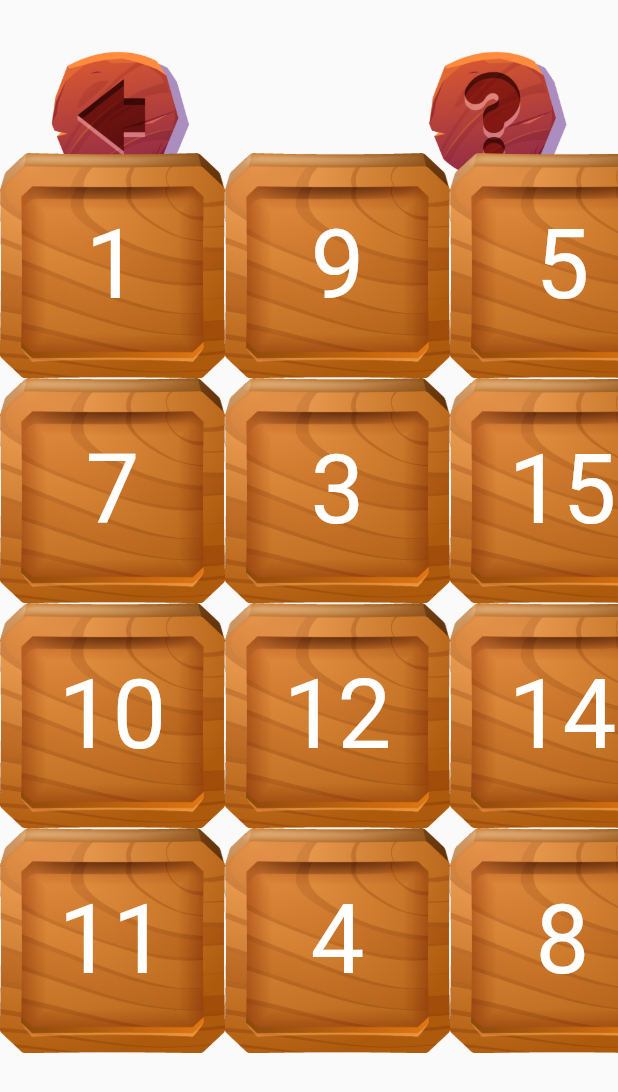
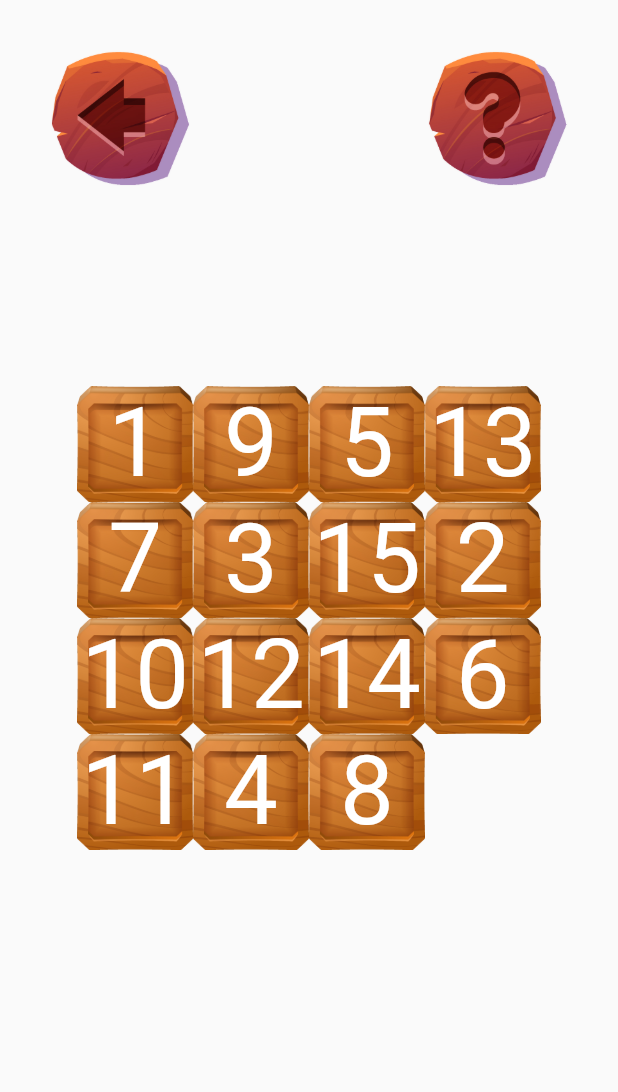
Before and after one commit to grundid/kids_academy_test, a Flutter app: the ShufflePuzzle screen opened directly, on a phone screen of 412 x 824 dp. Shown: the top 1092 px of the screen. Run offline on Flutter 3.47's test engine with Material 2 defaults, Android fonts, the phone set to English and light mode, and no system bars; our stand-ins replace audioplayers, flutter_bloc.

Commit message:
add scaffold, start settings

```diff
--- /dev/null
+++ b/lib/game_scaffold.dart
@@ -0,0 +1,52 @@
+import 'package:flutter/material.dart';
+
+class GameScaffold extends StatelessWidget {
+  const GameScaffold({
+    super.key,
+    required this.body,
+  });
+  final Widget body;
+
+  @override
+  Widget build(BuildContext context) {
+    return Scaffold(
+      body: Stack(
+        children: [
+          body,
+          Align(
+            alignment: Alignment.topCenter,
+            child: Row(
+              mainAxisAlignment: MainAxisAlignment.spaceBetween,
+              children: [
+                Padding(
+                  padding: const EdgeInsets.all(32),
+                  child: InkWell(
+                    onTap: () {
+                      Navigator.pop(context);
+                    },
+                    child: Image.asset(
+                      "assets/back_button.png",
+                      width: 96,
+                    ),
+                  ),
+                ),
+                Padding(
+                  padding: const EdgeInsets.all(32),
+                  child: InkWell(
+                    onTap: () {
+                      //context.read<ShufflePuzzleCubit>()
+                    },
+                    child: Image.asset(
+                      "assets/help_button.png",
+                      width: 96,
+                    ),
+                  ),
+                )
+              ],
+            ),
+          ),
+        ],
+      ),
+    );
+  }
+}
--- a/lib/left_right_game.dart
+++ b/lib/left_right_game.dart
@@ -2,6 +2,7 @@ import 'dart:math';
 
 import 'package:flutter/material.dart';
 import 'package:flutter_bloc/flutter_bloc.dart';
+import 'package:learning/game_scaffold.dart';
 import 'package:learning/set_cubit.dart';
 
 class LeftRightGame extends StatefulWidget {
@@ -17,7 +18,7 @@ int columns = 5;
 class _LeftRightGameState extends State<LeftRightGame> {
   @override
   Widget build(BuildContext context) {
-    return Scaffold(
+    return GameScaffold(
       body: BlocProvider(
         create: (context) => SetCubit(rows * columns, 2),
         child: BlocBuilder<SetCubit, AppState>(
--- /dev/null
+++ b/lib/model.dart
@@ -0,0 +1,5 @@
+class SettingsModel {
+  final double volume;
+
+  SettingsModel(this.volume);
+}
--- /dev/null
+++ b/lib/settings_screen.dart
@@ -0,0 +1,11 @@
+import 'package:flutter/material.dart';
+import 'package:learning/game_scaffold.dart';
+
+class SettingsScreen extends StatelessWidget {
+  const SettingsScreen({super.key});
+
+  @override
+  Widget build(BuildContext context) {
+    return GameScaffold(body: Container());
+  }
+}
--- a/lib/shuffle_puzzle.dart
+++ b/lib/shuffle_puzzle.dart
@@ -1,5 +1,6 @@
 import 'package:flutter/material.dart';
 import 'package:flutter_bloc/flutter_bloc.dart';
+import 'package:learning/game_scaffold.dart';
 import 'package:learning/puzzle/utils.dart';
 import 'package:learning/set_cubit.dart';
 import 'package:learning/shuffle_puzzle_cubit.dart';
@@ -13,47 +14,25 @@ class ShufflePuzzle extends StatelessWidget {
 
   @override
   Widget build(BuildContext context) {
-    return Scaffold(
-      body: BlocProvider(
+    return GameScaffold(
+      body: LayoutBuilder(
+        builder: (context, constraints) {
+          final smallerSide = (constraints.maxWidth < constraints.maxHeight
+                  ? constraints.maxWidth
+                  : constraints.maxHeight) *
+              0.75;
+          final tileSize = smallerSide / width;
+          return BlocProvider(
             create: (context) => ShufflePuzzleCubit(width, shuffleType),
             child: BlocBuilder<ShufflePuzzleCubit, AppState>(
               builder: (context, state) {
                 return state is ShufflePuzzleInitialized
                     ? Stack(
                         children: [
-                      Row(
-                        mainAxisAlignment: MainAxisAlignment.spaceBetween,
-                        children: [
-                          Padding(
-                            padding: const EdgeInsets.all(32),
-                            child: InkWell(
-                              onTap: () {
-                                Navigator.pop(context);
-                              },
-                              child: Image.asset(
-                                "assets/back_button.png",
-                                width: 96,
-                              ),
-                            ),
-                          ),
-                          Padding(
-                            padding: const EdgeInsets.all(32),
-                            child: InkWell(
-                              onTap: () {
-                                //context.read<ShufflePuzzleCubit>()
-                              },
-                              child: Image.asset(
-                                "assets/help_button.png",
-                                width: 96,
-                              ),
-                            ),
-                          )
-                        ],
-                      ),
                           Center(
                             child: SizedBox(
-                          width: 600,
-                          height: 620,
+                              width: smallerSide,
+                              height: smallerSide,
                               child: Stack(
                                 alignment: Alignment.center,
                                 children: [
@@ -62,6 +41,7 @@ class ShufflePuzzle extends StatelessWidget {
                                       PositionedPuzzleTile(
                                         x: x,
                                         y: y,
+                                        i: tileSize,
                                         board: state.board,
                                         animateTo:
                                             (state is ShufflePuzzleAnimation)
@@ -70,7 +50,8 @@ class ShufflePuzzle extends StatelessWidget {
                                         animatedTile:
                                             (state is ShufflePuzzleAnimation)
                                                 ? state.tile
-                                              : null)
+                                                : null,
+                                      )
                                 ],
                               ),
                             ),
@@ -80,6 +61,8 @@ class ShufflePuzzle extends StatelessWidget {
                     : Container();
               },
             ),
+          );
+        },
       ),
     );
   }
@@ -89,39 +72,37 @@ class PositionedPuzzleTile extends StatelessWidget {
   final int x;
   final int y;
   final List<List<PuzzleTile>> board;
-  static double widthTile = 150;
+  final double i;
   final PuzzleTile? animatedTile;
   final Offset? animateTo;
 
-  PositionedPuzzleTile(
-      {super.key,
+  PositionedPuzzleTile({
+    super.key,
     required this.x,
     required this.y,
     required this.board,
+    required this.i,
     this.animateTo,
-      this.animatedTile});
+    this.animatedTile,
+  });
 
   @override
   Widget build(BuildContext context) {
     PuzzleTile tile = board[x][y];
     if (tile.isEmpty) {
       return Positioned(
-          left: widthTile * x,
-          top: widthTile * y,
-          width: widthTile,
-          height: widthTile,
-          child: Container());
+          left: i * x, top: i * y, width: i, height: i, child: Container());
     } else {
       return AnimatedPositioned(
         duration: Duration(milliseconds: 300),
         left: tile == animatedTile && animateTo != null
-            ? widthTile * animateTo!.dx
-            : widthTile * x,
+            ? i * animateTo!.dx
+            : i * x,
         top: tile == animatedTile && animateTo != null
-            ? widthTile * animateTo!.dy
-            : widthTile * y,
-        width: widthTile,
-        height: widthTile,
+            ? i * animateTo!.dy
+            : i * y,
+        width: i,
+        height: i,
         onEnd: () {
           context.read<ShufflePuzzleCubit>().animationDone();
         },
```
Lines whose indentation alone changed are shown as unchanged.
